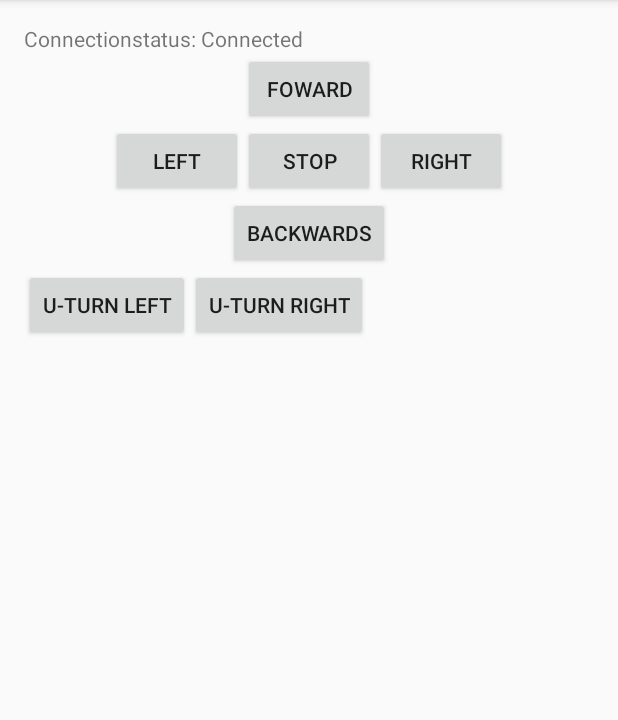
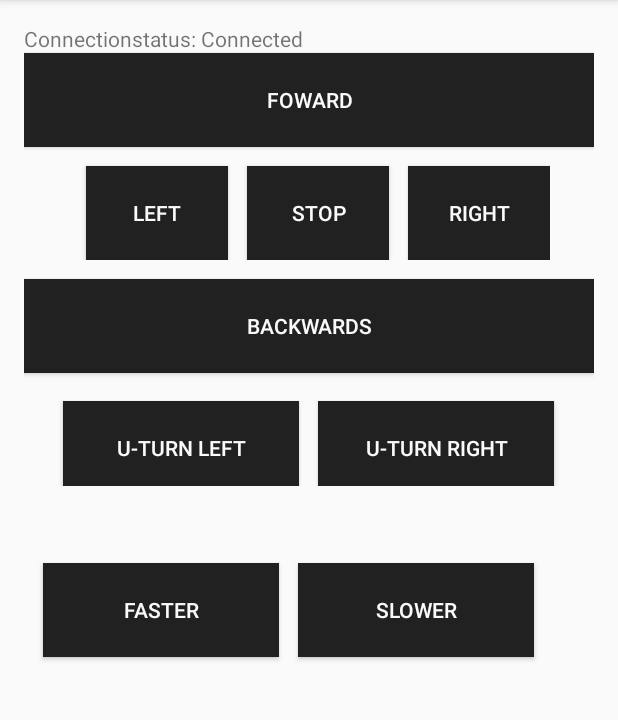
Before and after one commit to samueru735/roboX, an Android app: the screen it shows after launch (MainActivity), on a phone screen of 412 x 824 dp, the part 84-804 px from its top. Run offline under Robolectric (Android 15) with nearby library versions, the light colour scheme and no system bars; network calls fail; 5 statements that could not run were skipped.

Commit message:
niewe versie

```diff
--- a/Portfolio/RoboX_android_app/app/src/main/java/com/example/giann_000/robox_official_20/MainActivity.java
+++ b/Portfolio/RoboX_android_app/app/src/main/java/com/example/giann_000/robox_official_20/MainActivity.java
@@ -17,7 +17,7 @@
     private String mac_address;
     private TextView tvConnStatus;
     private BluetoothConnection btConn;
-    private Button btnForward, btnBackwards, btnLeft, btnRight, btnStop, btnUturnLeft, btnUturnRight;
+    private Button btnForward, btnBackwards, btnLeft, btnRight, btnStop, btnUturnLeft, btnUturnRight, btnFaster, btnSlower;
     private TextView tvResult, tvSentData;
 
     @Override
@@ -32,6 +32,8 @@
         btnStop = (Button)findViewById(R.id.btnStop);
         btnUturnLeft = (Button)findViewById(R.id.btnUturnLeft);
         btnUturnRight = (Button)findViewById(R.id.btnUturnRight);
+        btnFaster = (Button)findViewById(R.id.faster);
+        btnSlower = (Button)findViewById(R.id.slower);
         tvResult = (TextView)findViewById(R.id.tvResult);
         tvSentData = (TextView)findViewById(R.id.tvSentData);
 
@@ -105,6 +107,26 @@
                 }
             }
         });
+        btnFaster.setOnClickListener(new View.OnClickListener() {
+            @Override
+            public void onClick(View v) {
+                try {
+                    btConn.sendData("p");
+                } catch (IOException e) {
+                    e.printStackTrace();
+                }
+            }
+        });
+        btnSlower.setOnClickListener(new View.OnClickListener() {
+            @Override
+            public void onClick(View v) {
+                try {
+                    btConn.sendData("o");
+                } catch (IOException e) {
+                    e.printStackTrace();
+                }
+            }
+        });
 
     }
 
--- a/Portfolio/RoboX_android_app/app/src/main/res/layout/activity_main.xml
+++ b/Portfolio/RoboX_android_app/app/src/main/res/layout/activity_main.xml
@@ -13,53 +13,80 @@
         android:text="Connectionstatus: "
         android:id="@+id/tvConnStatus"/>
     <Button
-        android:layout_width="wrap_content"
-        android:layout_height="wrap_content"
+        android:layout_width="match_parent"
+        android:layout_height="10mm"
         android:text="Foward"
         android:layout_gravity="center"
-        android:id="@+id/btnForward"/>
+        android:id="@+id/btnForward"
+        android:textColor="#FAFAFA"
+        android:background="#212121"
+        />
     <LinearLayout
         android:layout_width="wrap_content"
         android:layout_height="wrap_content"
         android:orientation="horizontal"
         android:layout_gravity="center">
         <Button
-            android:layout_width="wrap_content"
-            android:layout_height="wrap_content"
+            android:layout_width="15mm"
+            android:layout_height="10mm"
+            android:layout_marginTop="2mm"
+            android:layout_marginLeft="2mm"
             android:text="Left"
-            android:id="@+id/btnLeft"/>
+            android:id="@+id/btnLeft"
+            android:textColor="#FAFAFA"
+            android:background="#212121"/>
         <Button
-            android:layout_width="wrap_content"
-            android:layout_height="wrap_content"
+            android:layout_width="15mm"
+            android:layout_height="10mm"
+            android:layout_marginTop="2mm"
+            android:layout_marginLeft="2mm"
             android:text="Stop"
-            android:id="@+id/btnStop"/>
+            android:id="@+id/btnStop"
+            android:textColor="#FAFAFA"
+            android:background="#212121"/>
         <Button
-            android:layout_width="wrap_content"
-            android:layout_height="wrap_content"
+            android:layout_width="15mm"
+            android:layout_height="10mm"
+            android:layout_marginTop="2mm"
+            android:layout_marginLeft="2mm"
             android:text="Right"
-            android:id="@+id/btnRight"/>
+            android:id="@+id/btnRight"
+            android:textColor="#FAFAFA"
+            android:background="#212121"/>
     </LinearLayout>
     <Button
-        android:layout_width="wrap_content"
-        android:layout_height="wrap_content"
+        android:layout_width="match_parent"
+        android:layout_height="10mm"
+        android:layout_marginTop="2mm"
         android:layout_gravity="center"
         android:text="Backwards"
-        android:id="@+id/btnBackwards"/>
+        android:id="@+id/btnBackwards"
+        android:textColor="#FAFAFA"
+        android:background="#212121"/>
 
     <LinearLayout
-        android:layout_width="wrap_content"
+        android:layout_width="match_parent"
         android:layout_height="wrap_content"
-        android:orientation="horizontal">
+        android:orientation="horizontal"
+        android:gravity="center"
+        >
         <Button
-            android:layout_width="wrap_content"
-            android:layout_height="wrap_content"
+            android:layout_width="25mm"
+            android:layout_height="10mm"
+            android:layout_marginTop="2mm"
             android:text="U-turn Left"
-            android:id="@+id/btnUturnLeft"/>
+            android:id="@+id/btnUturnLeft"
+            android:textColor="#FAFAFA"
+            android:background="#212121"/>
         <Button
-            android:layout_width="wrap_content"
-            android:layout_height="wrap_content"
+            android:layout_width="25mm"
+            android:layout_height="10mm"
+            android:layout_marginTop="2mm"
+            android:layout_marginLeft="2mm"
             android:text="U-turn right"
-            android:id="@+id/btnUturnRight"/>
+            android:id="@+id/btnUturnRight"
+            android:textColor="#FAFAFA"
+            android:background="#212121"/>
     </LinearLayout>
 
     <TextView
@@ -71,4 +98,30 @@
         android:layout_height="wrap_content"
         android:id="@+id/tvResult"/>
 
+    <LinearLayout
+        android:orientation="horizontal"
+        android:layout_width="match_parent"
+        android:layout_height="match_parent">
+
+        <Button
+            android:layout_width="25mm"
+            android:layout_height="10mm"
+            android:layout_marginTop="2mm"
+            android:layout_marginLeft="2mm"
+            android:text="FASTER"
+            android:id="@+id/faster"
+            android:textColor="#FAFAFA"
+            android:background="#212121"/>
+
+        <Button
+            android:layout_width="25mm"
+            android:layout_height="10mm"
+            android:layout_marginTop="2mm"
+            android:layout_marginLeft="2mm"
+            android:text="SLOWER"
+            android:id="@+id/slower"
+            android:textColor="#FAFAFA"
+            android:background="#212121"/>
+    </LinearLayout>
+
 </LinearLayout>
--- a/Portfolio/RoboX_android_app/app/src/main/res/values/strings.xml
+++ b/Portfolio/RoboX_android_app/app/src/main/res/values/strings.xml
@@ -10,6 +10,8 @@
     <string name="tvConnecting"></string>
     <string name="tvInfoText">If your device isn\'t listed please pair your device in Android settings</string>
     <string name="btnBtSettings">Bluetooth settings</string>
+    <string name="title_activity_home">home</string>
+    <string name="title_activity_move">moveActivity</string>
 
     //activity_bluetooth_connect
 
```
Also changed, not shown: Portfolio/RoboX_android_app/app/src/main/AndroidManifest.xml (+12 -4 lines), Portfolio/RoboX_android_app/app/src/main/java/com/example/giann_000/robox_official_20/home.java (added, +59 -0 lines), Portfolio/RoboX_android_app/app/src/main/java/com/example/giann_000/robox_official_20/moveActivity.java (added, +37 -0 lines), Portfolio/RoboX_android_app/app/src/main/res/layout/activity_home.xml (added, +38 -0 lines), Portfolio/RoboX_android_app/app/src/main/res/layout/activity_move.xml (added, +13 -0 lines), Portfolio/RoboX_android_app/app/src/main/res/menu/menu_home.xml (added, +7 -0 lines), Portfolio/RoboX_android_app/app/src/main/res/menu/menu_move.xml (added, +7 -0 lines), Portfolio/RoboX_android_app/app/src/main/res/drawable/stuur.png (added), 2 other files.
